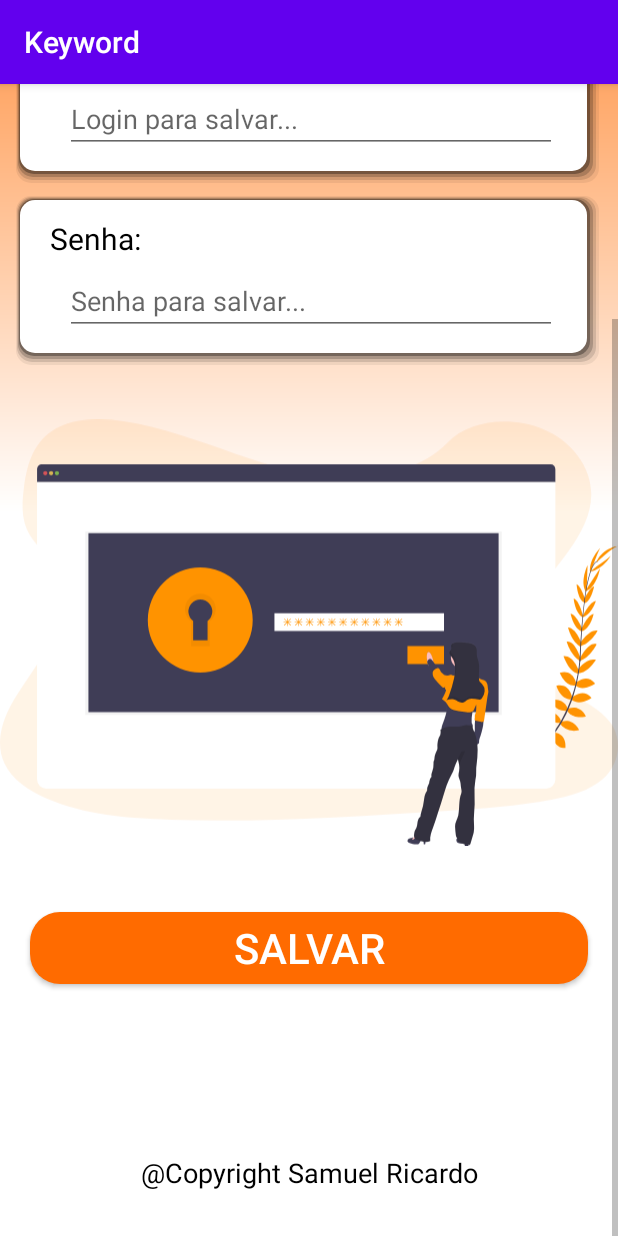
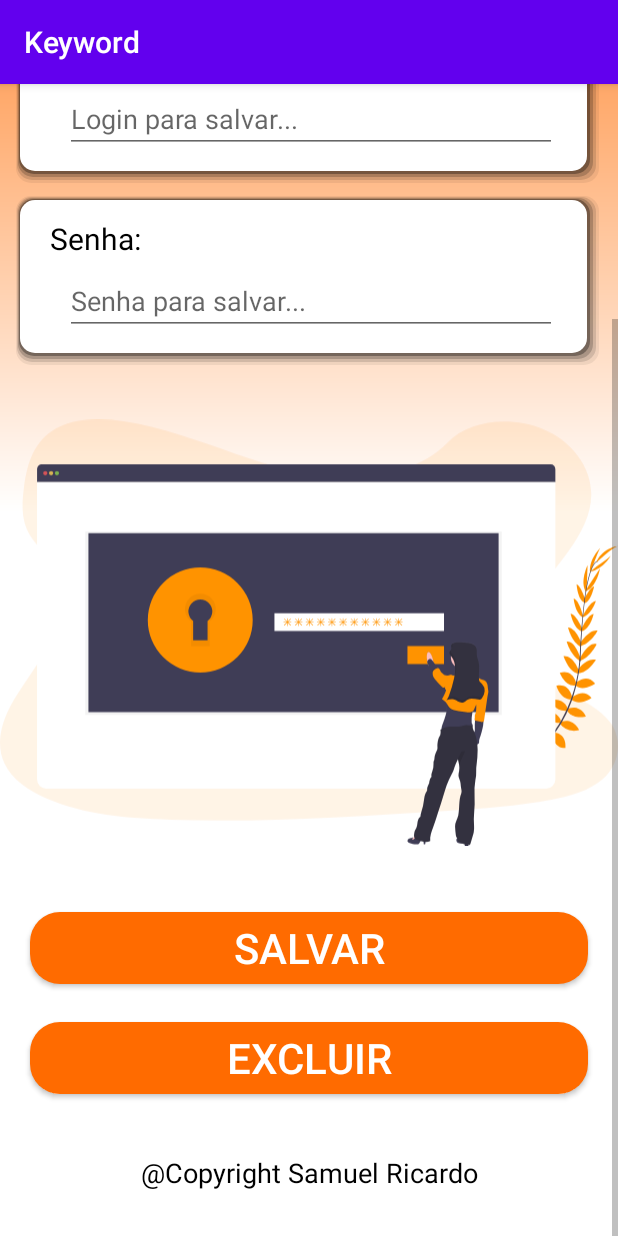
Before and after one commit to Samuel-Ricardo/keyword, an Android app: the screen it shows after launch (CreateKeyActivity), scrolled down 196 dp, on a phone screen of 412 x 824 dp. Run offline under Robolectric (Android 15) with nearby library versions, the phone set to English and light mode, and no system bars.

```diff
--- a/app/src/main/java/com/study/kotlin/keyword/controller/CreateKeyActivity.kt
+++ b/app/src/main/java/com/study/kotlin/keyword/controller/CreateKeyActivity.kt
@@ -1,13 +1,34 @@
 package com.study.kotlin.keyword.controller
 
 import android.os.Bundle
+import android.view.View
 import com.study.kotlin.keyword.R
 import com.study.kotlin.keyword.controller.base.BaseActivity
+import kotlinx.android.synthetic.main.create_key.*
 
 class CreateKeyActivity: BaseActivity() {
+
+    private var keyId:Int = -1
 
     override fun onCreate(savedInstanceState: Bundle?){
         super.onCreate(savedInstanceState)
         setContentView(R.layout.create_key)
+        setupThis();
+    }
+
+    private fun setupThis(){
+
+        progressBar2.visibility = View.GONE
+
+    }
+
+    private fun saveKey(){
+
+        progressBar2.visibility = View.VISIBLE
+
+        val name = editTextName.text.toString()
+        val login = editTextLogin.text.toString()
+        val password = editTextPassword.text.toString()
+
     }
 }
--- a/app/src/main/res/layout/create_key.xml
+++ b/app/src/main/res/layout/create_key.xml
@@ -57,7 +57,7 @@
             app:layout_constraintVertical_bias="0.0" />
 
         <EditText
-            android:id="@+id/editText5"
+            android:id="@+id/editTextName"
             android:layout_width="match_parent"
             android:layout_height="wrap_content"
             android:layout_marginStart="20dp"
@@ -65,8 +65,8 @@
             android:layout_marginEnd="10dp"
             android:layout_marginBottom="2dp"
             android:ems="10"
+            android:hint="Nome da chave..."
             android:inputType="textPersonName"
-            android:hint="Nome da chave..."
             app:layout_constraintBottom_toBottomOf="parent"
             app:layout_constraintEnd_toEndOf="parent"
             app:layout_constraintStart_toStartOf="parent"
@@ -105,7 +105,7 @@
             app:layout_constraintVertical_bias="0.0" />
 
         <EditText
-            android:id="@+id/editText2"
+            android:id="@+id/editTextLogin"
             android:layout_width="match_parent"
             android:layout_height="wrap_content"
             android:layout_marginStart="20dp"
@@ -122,6 +122,7 @@
     </androidx.constraintlayout.widget.ConstraintLayout>
 
     <androidx.constraintlayout.widget.ConstraintLayout
+        android:id="@+id/constraintLayout3"
         android:layout_width="match_parent"
         android:layout_height="wrap_content"
         android:layout_marginStart="10dp"
@@ -151,7 +152,7 @@
             app:layout_constraintVertical_bias="0.0" />
 
         <EditText
-            android:id="@+id/editText3"
+            android:id="@+id/editTextPassword"
             android:layout_width="match_parent"
             android:layout_height="wrap_content"
             android:layout_marginStart="20dp"
@@ -159,8 +160,8 @@
             android:layout_marginEnd="10dp"
             android:layout_marginBottom="2dp"
             android:ems="10"
+            android:hint="Senha para salvar..."
             android:inputType="textPersonName"
-            android:hint="Senha para salvar..."
             app:layout_constraintBottom_toBottomOf="parent"
             app:layout_constraintEnd_toEndOf="parent"
             app:layout_constraintStart_toStartOf="parent"
@@ -168,7 +169,7 @@
     </androidx.constraintlayout.widget.ConstraintLayout>
 
     <Button
-        android:id="@+id/button2"
+        android:id="@+id/buttonSave"
         android:layout_width="0dp"
         android:layout_height="wrap_content"
         android:layout_marginStart="20dp"
@@ -185,6 +186,24 @@
         app:layout_constraintTop_toTopOf="parent"
         app:layout_constraintVertical_bias="0.817" />
 
+    <Button
+        android:id="@+id/buttonDelete"
+        android:layout_width="0dp"
+        android:layout_height="wrap_content"
+        android:layout_marginStart="20dp"
+        android:layout_marginEnd="20dp"
+        android:background="@drawable/button_background_orange"
+        android:onClick="nextPage"
+        android:text="Excluir"
+        android:textColor="#FFF"
+        android:textSize="28dp"
+        app:layout_constraintBottom_toBottomOf="parent"
+        app:layout_constraintEnd_toEndOf="parent"
+        app:layout_constraintHorizontal_bias="1.0"
+        app:layout_constraintStart_toStartOf="parent"
+        app:layout_constraintTop_toTopOf="parent"
+        app:layout_constraintVertical_bias="0.897" />
+
     <TextView
         android:id="@+id/textView3"
         android:layout_width="wrap_content"
@@ -198,5 +217,18 @@
         app:layout_constraintStart_toStartOf="parent"
         tools:targetApi="o" />
 
+    <ProgressBar
+        android:id="@+id/progressBar2"
+        style="?android:attr/progressBarStyle"
+        android:layout_width="90dp"
+        android:layout_height="90dp"
+        android:layout_marginStart="90dp"
+        app:layout_constraintBottom_toBottomOf="@+id/textView3"
+        app:layout_constraintEnd_toEndOf="@+id/imageView3"
+        app:layout_constraintHorizontal_bias="0.0"
+        app:layout_constraintStart_toStartOf="parent"
+        app:layout_constraintTop_toTopOf="parent"
+        app:layout_constraintVertical_bias="0.601" />
+
 </androidx.constraintlayout.widget.ConstraintLayout>
 </ScrollView>
```
